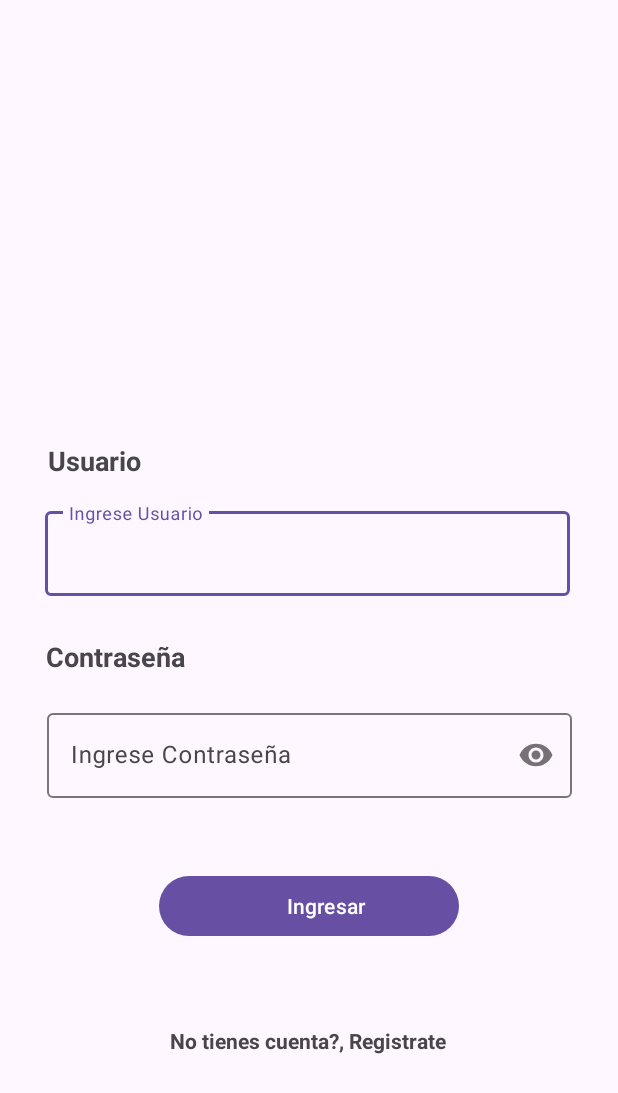
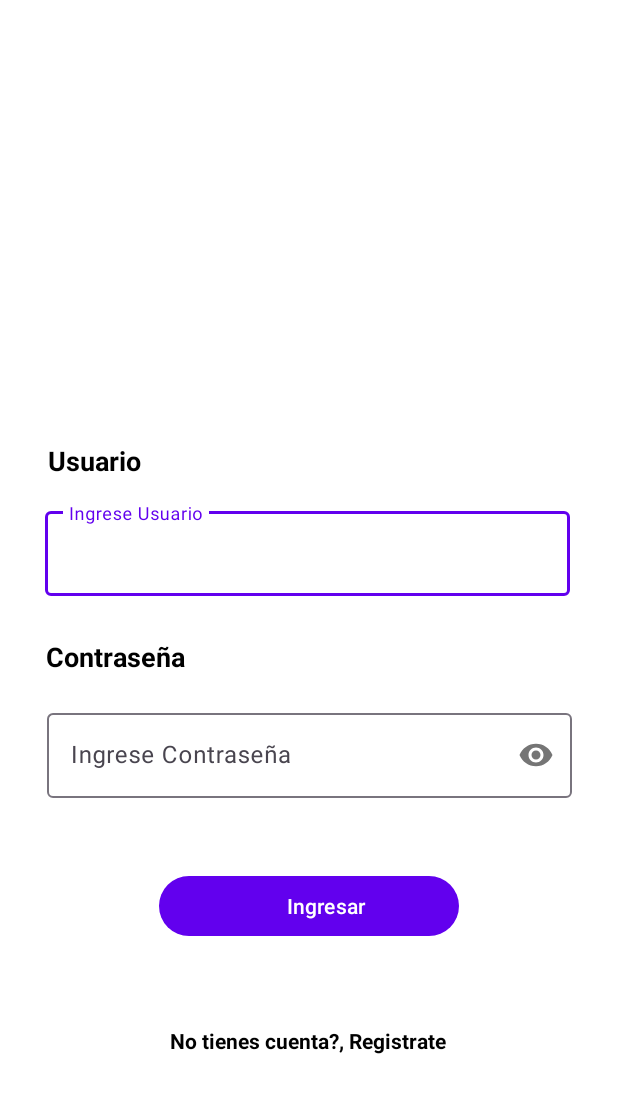
Before and after one commit to daw12345/DI, an Android app: the screen it shows after launch (MainActivity), on a phone screen of 412 x 824 dp. Shown: the top 1093 px of the screen. Run offline under Robolectric (Android 15) with nearby library versions, the phone set to English and light mode, and no system bars; our stand-ins replace Firebase (no records; nobody signed in at launch, a user with empty details on screens opened directly), data binding.

Commit message:
Dark Mode

```diff
--- a/semana3/proyecto modificado/app/src/main/AndroidManifest.xml
+++ b/semana3/proyecto modificado/app/src/main/AndroidManifest.xml
@@ -7,7 +7,7 @@
         android:dataExtractionRules="@xml/data_extraction_rules"
         android:fullBackupContent="@xml/backup_rules"
         android:icon="@mipmap/ic_launcher"
-        android:label="@string/app_name"
+        android:label="Fighther"
         android:roundIcon="@mipmap/ic_launcher_round"
         android:supportsRtl="true"
         android:theme="@style/Theme.Fighther"
@@ -35,4 +35,5 @@
         </activity>
     </application>
 
+
 </manifest>
--- a/semana3/proyecto modificado/app/src/main/res/values-night/themes.xml
+++ b/semana3/proyecto modificado/app/src/main/res/values-night/themes.xml
@@ -1,7 +1,13 @@
 <resources xmlns:tools="http://schemas.android.com/tools">
     <!-- Base application theme. -->
     <style name="Base.Theme.Fighther" parent="Theme.Material3.DayNight.NoActionBar">
-        <!-- Customize your dark theme here. -->
-        <!-- <item name="colorPrimary">@color/my_dark_primary</item> -->
+        <item name="colorPrimary">@color/primary_dark</item>
+        <item name="colorPrimaryVariant">@color/primary_variant_dark</item>
+        <item name="colorOnPrimary">@color/white</item>
+        <item name="colorSecondary">@color/secondary_dark</item>
+        <item name="colorSecondaryVariant">@color/secondary_variant_dark</item>
+        <item name="colorOnSecondary">@color/white</item>
+        <item name="android:windowBackground">@color/background_dark</item>
+        <item name="android:textColor">@color/text_primary_dark</item>
     </style>
 </resources>
--- a/semana3/proyecto modificado/app/src/main/res/values/colors.xml
+++ b/semana3/proyecto modificado/app/src/main/res/values/colors.xml
@@ -1,5 +1,20 @@
 <?xml version="1.0" encoding="utf-8"?>
 <resources>
+    <!-- Colores Light Theme -->
+    <color name="primary">#6200EE</color>
+    <color name="primary_dark">#3700B3</color>
+    <color name="secondary">#03DAC6</color>
+    <color name="secondary_dark">#018786</color>
+    <color name="background_light">#FFFFFF</color>
+    <color name="text_primary_light">#000000</color>
+
+    <!-- Colores Dark Theme -->
+    <color name="primary_variant_dark">#BB86FC</color>
+    <color name="secondary_variant_dark">#03DAC6</color>
+    <color name="background_dark">#121212</color>
+    <color name="text_primary_dark">#FFFFFF</color>
+
+    <!-- Colores Comunes -->
     <color name="black">#FF000000</color>
     <color name="white">#FFFFFFFF</color>
 </resources>
--- a/semana3/proyecto modificado/app/src/main/res/values/themes.xml
+++ b/semana3/proyecto modificado/app/src/main/res/values/themes.xml
@@ -1,8 +1,14 @@
 <resources xmlns:tools="http://schemas.android.com/tools">
     <!-- Base application theme. -->
     <style name="Base.Theme.Fighther" parent="Theme.Material3.DayNight.NoActionBar">
-        <!-- Customize your light theme here. -->
-        <!-- <item name="colorPrimary">@color/my_light_primary</item> -->
+        <item name="colorPrimary">@color/primary</item>
+        <item name="colorPrimaryVariant">@color/primary_dark</item>
+        <item name="colorOnPrimary">@color/white</item>
+        <item name="colorSecondary">@color/secondary</item>
+        <item name="colorSecondaryVariant">@color/secondary_dark</item>
+        <item name="colorOnSecondary">@color/black</item>
+        <item name="android:windowBackground">@color/background_light</item>
+        <item name="android:textColor">@color/text_primary_light</item>
     </style>
 
     <style name="Theme.Fighther" parent="Base.Theme.Fighther" />
```
Also changed, not shown: semana3/proyecto modificado/app/src/main/java/com/example/fighther/models/Item.java (+8 -0 lines), semana3/proyecto modificado/app/src/main/java/com/example/fighther/repositories/ItemRepository.java (+58 -0 lines), semana3/proyecto modificado/app/src/main/java/com/example/fighther/utils/ThemeHelper.java (added, +37 -0 lines), semana3/proyecto modificado/app/src/main/java/com/example/fighther/viewmodels/FavouritesViewModel.java (added, +92 -0 lines), semana3/proyecto modificado/app/src/main/java/com/example/fighther/views/DashboardActivity.java (+11 -0 lines), semana3/proyecto modificado/app/src/main/res/drawable/ic_theme_mode.xml (added, +9 -0 lines), semana3/proyecto modificado/app/src/main/res/layout/activity_dashboard.xml (+19 -2 lines), semana3/proyecto modificado/app/src/main/res/values/strings.xml (+29 -0 lines).
